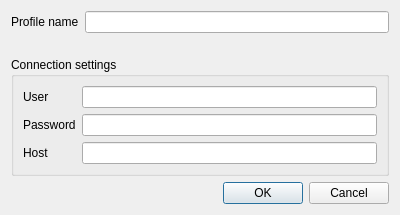
The window that svir/ui/ui_connection_profile.ui (gem/oq-irmt-qgis) describes before a commit, drawn with Qt 5.
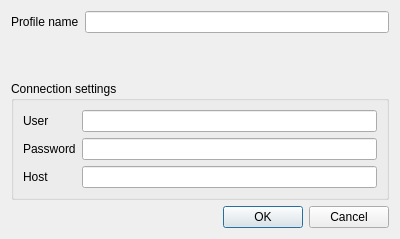
The same window after the commit. Icons and pictures are not drawn.

```diff
--- a/svir/ui/ui_connection_profile.ui
+++ b/svir/ui/ui_connection_profile.ui
@@ -7,7 +7,7 @@
     <x>0</x>
     <y>0</y>
     <width>400</width>
-    <height>215</height>
+    <height>239</height>
    </rect>
   </property>
   <property name="windowTitle">
@@ -82,6 +82,18 @@
     </widget>
    </item>
    <item>
+    <layout class="QHBoxLayout" name="horizontalLayout">
+     <property name="topMargin">
+      <number>0</number>
+     </property>
+     <item>
+      <widget class="QLabel" name="label">
+       <property name="text">
+        <string>&lt;html&gt;&lt;head/&gt;&lt;body&gt;&lt;p&gt;&lt;img src=&quot;:/plugins/irmt/oq_logo.svg.png&quot;/&gt;&lt;/p&gt;&lt;/body&gt;&lt;/html&gt;</string>
+       </property>
+      </widget>
+     </item>
+     <item>
     <widget class="QDialogButtonBox" name="buttonBox">
      <property name="orientation">
       <enum>Qt::Horizontal</enum>
@@ -90,6 +102,8 @@
       <set>QDialogButtonBox::Cancel|QDialogButtonBox::Ok</set>
      </property>
     </widget>
+     </item>
+    </layout>
    </item>
   </layout>
  </widget>
```
Lines whose indentation alone changed are shown as unchanged.
